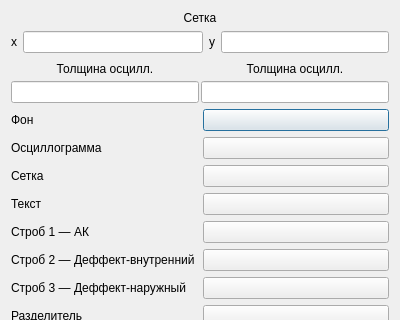
e543/ufd, file ColorScheme.ui: the form before one commit; both pictures show x 0 to 400 and y 0 to 320 of the 400 by 700 pixel window.
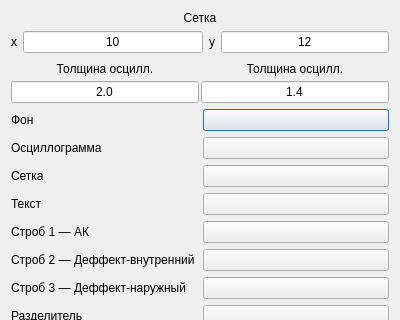
The form after the commit.

Patch:
```diff
--- a/ColorScheme.ui
+++ b/ColorScheme.ui
@@ -68,7 +68,14 @@
           </widget>
          </item>
          <item>
-          <widget class="QLineEdit" name="lineEdit"/>
+          <widget class="QLineEdit" name="lineEdit">
+           <property name="text">
+            <string>10</string>
+           </property>
+           <property name="alignment">
+            <set>Qt::AlignCenter</set>
+           </property>
+          </widget>
          </item>
          <item>
           <layout class="QHBoxLayout" name="horizontalLayout_4">
@@ -86,7 +93,14 @@
             </widget>
            </item>
            <item>
-            <widget class="QLineEdit" name="lineEdit_2"/>
+            <widget class="QLineEdit" name="lineEdit_2">
+             <property name="text">
+              <string>12</string>
+             </property>
+             <property name="alignment">
+              <set>Qt::AlignCenter</set>
+             </property>
+            </widget>
            </item>
           </layout>
          </item>
@@ -137,8 +151,11 @@
              <height>20</height>
             </size>
            </property>
+           <property name="text">
+            <string>2.0</string>
+           </property>
            <property name="alignment">
-            <set>Qt::AlignLeading|Qt::AlignLeft|Qt::AlignTop</set>
+            <set>Qt::AlignCenter</set>
            </property>
           </widget>
          </item>
@@ -198,8 +215,11 @@
              <height>20</height>
             </size>
            </property>
+           <property name="text">
+            <string>1.4</string>
+           </property>
            <property name="alignment">
-            <set>Qt::AlignLeading|Qt::AlignLeft|Qt::AlignTop</set>
+            <set>Qt::AlignCenter</set>
            </property>
           </widget>
          </item>
```
